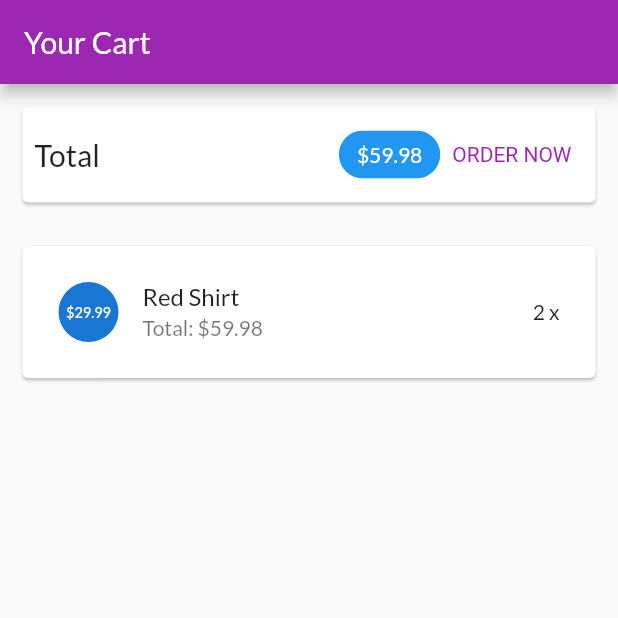
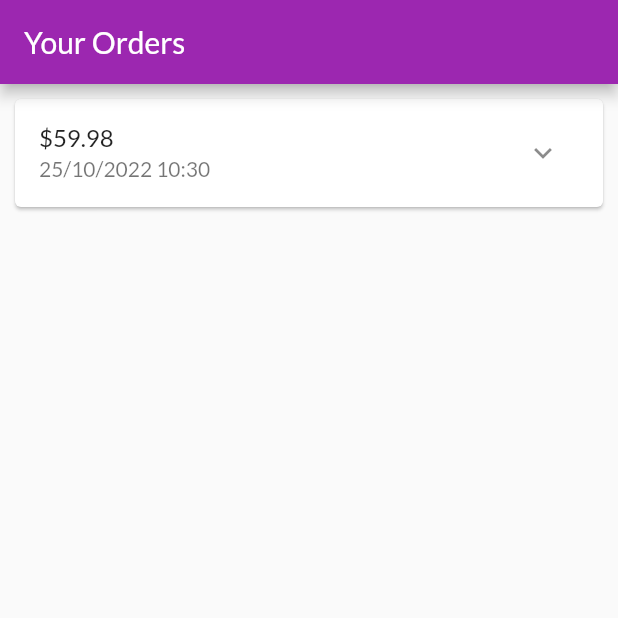
Before and after one commit to DuongThiYenNhiB1909961/B1909961_DuongThiYenNhi_CT48401_Lab1-2-3-4, a Flutter app: the screen it shows after launch, on a phone screen of 412 x 824 dp, the top half of it. Run offline on Flutter 3.47's test engine with Material 2 defaults, Android fonts, the phone set to English and light mode, and no system bars.

Commit message:
Xay dung trang cac dat hang

```diff
--- a/lib/main.dart
+++ b/lib/main.dart
@@ -1,5 +1,6 @@
 import 'package:flutter/material.dart';
 import 'package:shop/ui/cart/cart_screen.dart';
+import 'package:shop/ui/orders/orders_screen.dart';
 import 'package:shop/ui/products/product_detail_screen.dart';
 import 'package:shop/ui/products/products_manager.dart';
 import 'package:shop/ui/products/user_products_screen.dart';
@@ -26,8 +27,11 @@ class MyApp extends StatelessWidget {
         ),
       ),
       home: const SafeArea(
-        child: CartScreen(),
+        child: OrdersScreen(),
       ),
+      // home: const SafeArea(
+      //   child: CartScreen(),
+      // ),
       // home: const SafeArea(
       //   child: UserProductsScreen(),
       // ),
--- /dev/null
+++ b/lib/models/order_item.dart
@@ -0,0 +1,33 @@
+import 'cart_item.dart';
+
+class OrderItem {
+  final String? id;
+  final double amount;
+  final List<CartItem> products;
+  final DateTime dateTime;
+
+  int get productCount {
+    return products.length;
+  }
+
+  OrderItem({
+    this.id,
+    required this.amount,
+    required this.products,
+    DateTime? dateTime,
+  }) : dateTime = dateTime ?? DateTime.now();
+
+  OrderItem copyWith({
+    String? id,
+    double? amount,
+    List<CartItem>? products,
+    DateTime? dateTime,
+  }) {
+    return OrderItem(
+      id: id ?? this.id,
+      amount: amount ?? this.amount,
+      products: products ?? this.products,
+      dateTime: dateTime ?? this.dateTime,
+    );
+  }
+}
--- /dev/null
+++ b/lib/ui/orders/order_item_card.dart
@@ -0,0 +1,81 @@
+import 'dart:math';
+
+import 'package:flutter/material.dart';
+import 'package:intl/intl.dart';
+
+import '../../models/order_item.dart';
+
+class OrderItemCard extends StatefulWidget {
+	final OrderItem order;
+
+	const OrderItemCard(this.order, {super.key});
+
+	@override
+	State<OrderItemCard> createState() => _OrderItemCardState();
+}
+
+class _OrderItemCardState extends State<OrderItemCard> {
+	var _expanded = false;
+
+	@override
+  Widget build(BuildContext context) {
+    return Card(
+      margin: const EdgeInsets.all(10),
+      child: Column(
+        children: <Widget>[
+          buildOrderSummary(),
+          if (_expanded) buildOrderDetails()
+        ],
+      ),
+    );
+  }
+
+  Widget buildOrderDetails() {
+    return Container(
+      padding: const EdgeInsets.symmetric(horizontal: 15, vertical: 4),
+      height: min(widget.order.productCount * 20.0 + 10, 100),
+      child: ListView(
+        children: widget.order.products
+        .map(
+          (prod) => Row(
+            mainAxisAlignment: MainAxisAlignment.spaceBetween,
+            children: <Widget >[
+              Text(
+                prod.title,
+                style: const TextStyle(
+                  fontSize: 18,
+                  fontWeight: FontWeight.bold,
+                ),
+              ),
+              Text(
+                '${prod.quantity}x \$${prod.price}',
+                style: const TextStyle(
+                  fontSize: 18,
+                  color: Colors.grey,
+                ),
+              )
+            ],
+          ),
+        )
+        .toList(),
+      ),
+    );
+  }
+
+  Widget buildOrderSummary() {
+      return ListTile(
+        title: Text('\$${widget.order.amount}'),
+        subtitle: Text(
+          DateFormat('dd/MM/yyyy hh:mm').format(widget.order.dateTime),
+        ),
+        trailing: IconButton(
+          icon: Icon(_expanded ? Icons.expand_less : Icons.expand_more),
+          onPressed: () {
+            setState(() {
+              _expanded = !_expanded;
+          });
+        },
+      ),
+    );
+  }
+}
--- /dev/null
+++ b/lib/ui/orders/order_manager.dart
@@ -0,0 +1,45 @@
+import 'package:flutter/cupertino.dart';
+
+import 'package:flutter/foundation.dart';
+
+import '../../models/cart_item.dart';
+import '../../models/order_item.dart';
+
+class OrdersManager with ChangeNotifier {
+  final List<OrderItem> _orders = [
+    OrderItem(
+      id: 'o1',
+      amount: 59.98,
+      products: [
+        CartItem(
+          id: 'c1',
+          title: 'Red Shirt',
+          price: 29.99,
+          quantity: 2,
+        )
+      ],
+      dateTime: DateTime.now(),
+    )
+  ];
+
+  int get orderCount {
+    return _orders.length;
+  }
+
+  List<OrderItem> get orders {
+    return [..._orders];
+  }
+
+//   void addOrder(List<CartItem> cartProducts, double total) async {
+//     _orders.insert(
+//       0,
+//       OrderItem(
+//         id: 'o${DateTime.now().toIso8601String()}',
+//         amount: total,
+//         products: cartProducts,
+//         dateTime: DateTime.now(),
+//       ),
+//     );
+//     notifyListeners();
+//   }
+}
--- /dev/null
+++ b/lib/ui/orders/orders_screen.dart
@@ -0,0 +1,34 @@
+import 'package:flutter/material.dart';
+
+import 'order_manager.dart';
+import 'order_item_card.dart';
+
+// import '../shared/app_drawer.dart';
+
+// import 'package:provider/provider.dart';
+
+class OrdersScreen extends StatelessWidget {
+  // static const routeName = '/orders';
+	const OrdersScreen({super.key});
+
+	@override
+	Widget build(BuildContext context) {
+    print('building orders');
+    final ordersManager = OrdersManager();
+    return Scaffold(
+      appBar: AppBar(
+        title: const Text('Your Orders'),
+      ),
+      // drawer: const AppDrawer(),
+      body: ListView.builder(
+        // builder: (ctx, ordersManager, child) {
+        //   return ListView.builder(
+            itemCount: ordersManager.orderCount,
+            itemBuilder: (ctx, i) =>
+              OrderItemCard(ordersManager.orders[i]),
+          ),
+        // },
+      // ),
+      );
+  }
+}
--- a/pubspec.yaml
+++ b/pubspec.yaml
@@ -31,7 +31,7 @@ environment:
 dependencies:
   flutter:
     sdk: flutter
-
+  intl: ^0.17.0
 
   # The following adds the Cupertino Icons font to your application.
   # Use with the CupertinoIcons class for iOS style icons.
```
Also changed, not shown: pubspec.lock.
